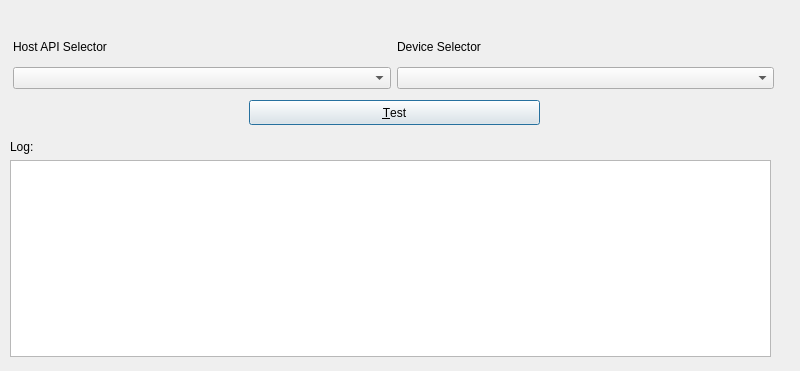
Above: portaudiopp/usingqt/qtportaudiopp/dialog.ui from sjk7/portaudiopp before the change. Below: the same form after it.
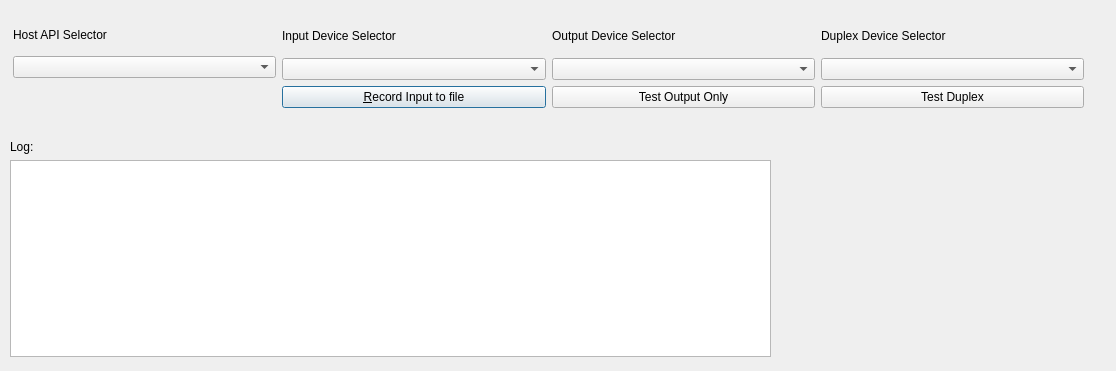
That is the form after the change.

```diff
--- a/portaudiopp/usingqt/qtportaudiopp/dialog.ui
+++ b/portaudiopp/usingqt/qtportaudiopp/dialog.ui
@@ -6,53 +6,13 @@
    <rect>
     <x>0</x>
     <y>0</y>
-    <width>800</width>
+    <width>1116</width>
     <height>371</height>
    </rect>
   </property>
   <property name="windowTitle">
    <string>Dialog</string>
   </property>
-  <widget class="QWidget" name="layoutWidget">
-   <property name="geometry">
-    <rect>
-     <x>13</x>
-     <y>32</y>
-     <width>761</width>
-     <height>57</height>
-    </rect>
-   </property>
-   <layout class="QHBoxLayout" name="horizontalLayout">
-    <item>
-     <layout class="QVBoxLayout" name="verticalLayout">
-      <item>
-       <widget class="QLabel" name="label">
-        <property name="text">
-         <string>Host API Selector</string>
-        </property>
-       </widget>
-      </item>
-      <item>
-       <widget class="QComboBox" name="cboHostApi"/>
-      </item>
-     </layout>
-    </item>
-    <item>
-     <layout class="QVBoxLayout" name="verticalLayout_2">
-      <item>
-       <widget class="QLabel" name="label_2">
-        <property name="text">
-         <string>Device Selector</string>
-        </property>
-       </widget>
-      </item>
-      <item>
-       <widget class="QComboBox" name="cboDevice"/>
-      </item>
-     </layout>
-    </item>
-   </layout>
-  </widget>
   <widget class="QWidget" name="layoutWidget1">
    <property name="geometry">
     <rect>
@@ -75,21 +35,120 @@
     </item>
    </layout>
   </widget>
-  <widget class="QPushButton" name="btnTest">
+  <widget class="QWidget" name="">
    <property name="geometry">
     <rect>
-     <x>249</x>
-     <y>100</y>
-     <width>291</width>
-     <height>25</height>
+     <x>13</x>
+     <y>20</y>
+     <width>1071</width>
+     <height>88</height>
     </rect>
    </property>
-   <property name="text">
-    <string>&amp;Test</string>
-   </property>
-   <property name="checkable">
-    <bool>true</bool>
-   </property>
+   <layout class="QGridLayout" name="gridLayout">
+    <item row="0" column="0" rowspan="3">
+     <layout class="QVBoxLayout" name="verticalLayout">
+      <item>
+       <widget class="QLabel" name="label">
+        <property name="text">
+         <string>Host API Selector</string>
+        </property>
+       </widget>
+      </item>
+      <item>
+       <widget class="QComboBox" name="cboHostApi"/>
+      </item>
+      <item>
+       <spacer name="verticalSpacer">
+        <property name="orientation">
+         <enum>Qt::Vertical</enum>
+        </property>
+        <property name="sizeType">
+         <enum>QSizePolicy::Fixed</enum>
+        </property>
+        <property name="sizeHint" stdset="0">
+         <size>
+          <width>20</width>
+          <height>30</height>
+         </size>
+        </property>
+       </spacer>
+      </item>
+     </layout>
+    </item>
+    <item row="0" column="1" rowspan="3">
+     <layout class="QVBoxLayout" name="verticalLayout_2">
+      <item>
+       <widget class="QLabel" name="label_2">
+        <property name="text">
+         <string>Input Device Selector</string>
+        </property>
+       </widget>
+      </item>
+      <item>
+       <widget class="QComboBox" name="cboInput"/>
+      </item>
+      <item>
+       <widget class="QPushButton" name="btnTestInput">
+        <property name="sizePolicy">
+         <sizepolicy hsizetype="Preferred" vsizetype="Fixed">
+          <horstretch>0</horstretch>
+          <verstretch>0</verstretch>
+         </sizepolicy>
+        </property>
+        <property name="text">
+         <string>&amp;Record Input to file</string>
+        </property>
+       </widget>
+      </item>
+     </layout>
+    </item>
+    <item row="0" column="2">
+     <widget class="QLabel" name="label_4">
+      <property name="text">
+       <string>Output Device Selector</string>
+      </property>
+     </widget>
+    </item>
+    <item row="0" column="3">
+     <widget class="QLabel" name="label_5">
+      <property name="text">
+       <string>Duplex Device Selector</string>
+      </property>
+     </widget>
+    </item>
+    <item row="1" column="2">
+     <widget class="QComboBox" name="cboOutput"/>
+    </item>
+    <item row="1" column="3">
+     <widget class="QComboBox" name="cboDuplex"/>
+    </item>
+    <item row="2" column="2">
+     <widget class="QPushButton" name="btnTestOutput">
+      <property name="sizePolicy">
+       <sizepolicy hsizetype="Preferred" vsizetype="Fixed">
+        <horstretch>0</horstretch>
+        <verstretch>0</verstretch>
+       </sizepolicy>
+      </property>
+      <property name="text">
+       <string>Test Output Only</string>
+      </property>
+     </widget>
+    </item>
+    <item row="2" column="3">
+     <widget class="QPushButton" name="btnTestDuplex">
+      <property name="sizePolicy">
+       <sizepolicy hsizetype="Preferred" vsizetype="Fixed">
+        <horstretch>0</horstretch>
+        <verstretch>0</verstretch>
+       </sizepolicy>
+      </property>
+      <property name="text">
+       <string>Test Duplex</string>
+      </property>
+     </widget>
+    </item>
+   </layout>
   </widget>
  </widget>
  <resources/>
```
